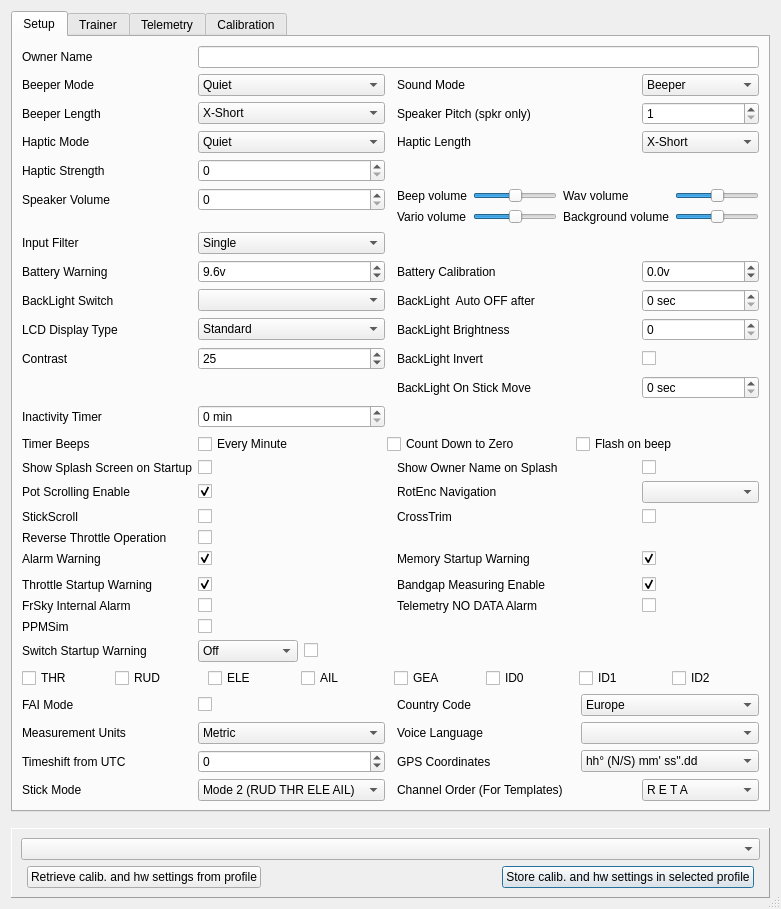
Qt form src/generaledit.ui (roberto1903/companion9x) before a commit.
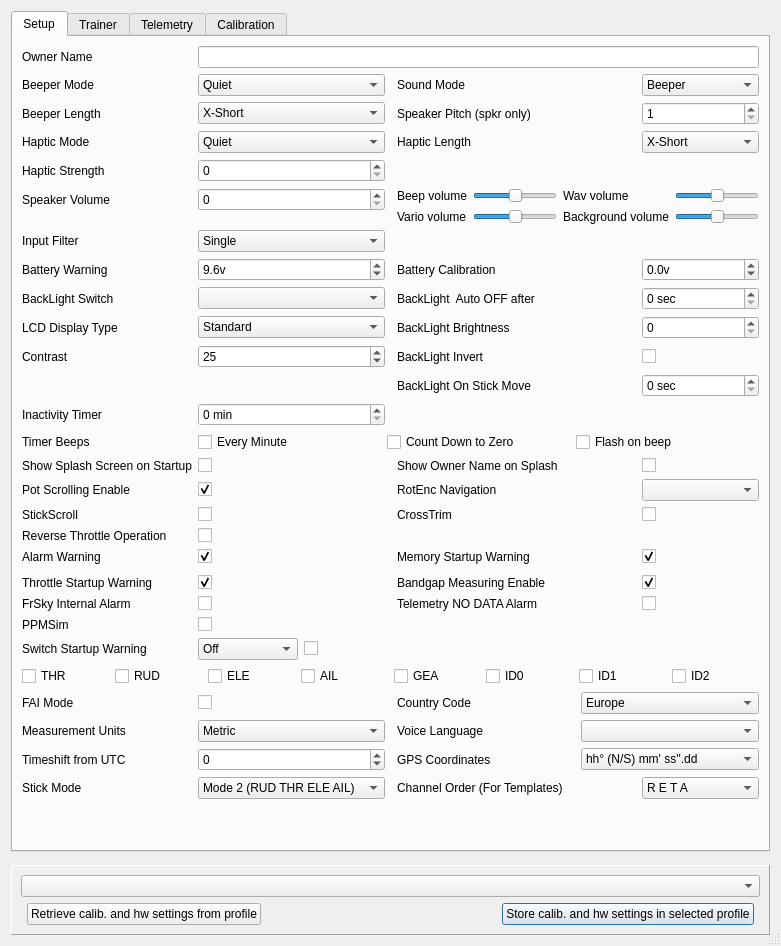
The same form after that commit. The open tabs and pages were chosen to show the change. Icons and pictures are not drawn.

```diff
--- a/src/generaledit.ui
+++ b/src/generaledit.ui
@@ -7,7 +7,7 @@
     <x>0</x>
     <y>0</y>
     <width>781</width>
-    <height>909</height>
+    <height>946</height>
    </rect>
   </property>
   <property name="sizePolicy">
@@ -126,13 +126,13 @@
 These will be relevant for all models in the same EEPROM.</string>
      </property>
      <property name="currentIndex">
-      <number>3</number>
+      <number>0</number>
      </property>
      <widget class="QWidget" name="tabSetup">
       <attribute name="title">
        <string>Setup</string>
       </attribute>
-      <layout class="QGridLayout" name="gridLayout" columnstretch="0,0,0,0,0,0">
+      <layout class="QGridLayout" name="gridLayout" rowstretch="0,0,0,0,0,0,0,0,0,0,0,0,0,0,0,0,0,0,0,0,0,0,0,0,0,0,0,0,0,0,0,0,0,0,0,0,0,0,0,0,0,0,0,0,0,0,0,0,0,1" columnstretch="0,0,0,0,0,0">
        <item row="4" column="3" colspan="2">
         <widget class="QLabel" name="label_speakerPitch">
          <property name="text">
@@ -250,8 +250,41 @@
          </property>
         </widget>
        </item>
+       <item row="48" column="3" colspan="2">
+        <widget class="QLabel" name="label_13">
+         <property name="sizePolicy">
+          <sizepolicy hsizetype="Minimum" vsizetype="Minimum">
+           <horstretch>0</horstretch>
+           <verstretch>0</verstretch>
+          </sizepolicy>
+         </property>
+         <property name="text">
+          <string>Channel Order (For Templates)</string>
+         </property>
+        </widget>
+       </item>
+       <item row="32" column="1" colspan="3">
+        <spacer name="horizontalSpacer">
+         <property name="orientation">
+          <enum>Qt::Horizontal</enum>
+         </property>
+         <property name="sizeHint" stdset="0">
+          <size>
+           <width>40</width>
+           <height>5</height>
+          </size>
+         </property>
+        </spacer>
+       </item>
+       <item row="4" column="0">
+        <widget class="QLabel" name="label_beeperlen">
+         <property name="text">
+          <string>Beeper Length</string>
+         </property>
+        </widget>
+       </item>
        <item row="23" column="0">
-        <widget class="QLabel" name="label_28">
+        <widget class="QLabel" name="label_timers">
          <property name="text">
           <string>Timer Beeps</string>
          </property>
@@ -483,13 +516,6 @@
          </item>
         </widget>
        </item>
-       <item row="4" column="0">
-        <widget class="QLabel" name="label_beeperlen">
-         <property name="text">
-          <string>Beeper Length</string>
-         </property>
-        </widget>
-       </item>
        <item row="47" column="0">
         <widget class="QLabel" name="label_timezone">
          <property name="text">
@@ -984,32 +1010,6 @@
          </property>
         </widget>
        </item>
-       <item row="48" column="3" colspan="2">
-        <widget class="QLabel" name="label_13">
-         <property name="sizePolicy">
-          <sizepolicy hsizetype="Minimum" vsizetype="Minimum">
-           <horstretch>0</horstretch>
-           <verstretch>0</verstretch>
-          </sizepolicy>
-         </property>
-         <property name="text">
-          <string>Channel Order (For Templates)</string>
-         </property>
-        </widget>
-       </item>
-       <item row="32" column="1" colspan="3">
-        <spacer name="horizontalSpacer">
-         <property name="orientation">
-          <enum>Qt::Horizontal</enum>
-         </property>
-         <property name="sizeHint" stdset="0">
-          <size>
-           <width>40</width>
-           <height>5</height>
-          </size>
-         </property>
-        </spacer>
-       </item>
        <item row="23" column="1" colspan="5">
         <layout class="QHBoxLayout" name="horizontalLayout">
          <item>
@@ -1155,6 +1155,19 @@
          </property>
         </widget>
        </item>
+       <item row="47" column="1">
+        <widget class="QSpinBox" name="timezoneSB">
+         <property name="minimum">
+          <number>-14</number>
+         </property>
+         <property name="maximum">
+          <number>12</number>
+         </property>
+         <property name="value">
+          <number>0</number>
+         </property>
+        </widget>
+       </item>
        <item row="6" column="3" colspan="2">
         <widget class="QLabel" name="label_HL">
          <property name="text">
@@ -1211,19 +1224,6 @@
          </item>
         </layout>
        </item>
-       <item row="47" column="1">
-        <widget class="QSpinBox" name="timezoneSB">
-         <property name="minimum">
-          <number>-14</number>
-         </property>
-         <property name="maximum">
-          <number>12</number>
-         </property>
-         <property name="value">
-          <number>0</number>
-         </property>
-        </widget>
-       </item>
        <item row="48" column="1">
         <widget class="QComboBox" name="stickmodeCB">
          <property name="toolTip">
@@ -1368,6 +1368,19 @@
          </property>
         </widget>
        </item>
+       <item row="8" column="1">
+        <widget class="QSpinBox" name="volume_SB">
+         <property name="sizePolicy">
+          <sizepolicy hsizetype="Preferred" vsizetype="Fixed">
+           <horstretch>0</horstretch>
+           <verstretch>0</verstretch>
+          </sizepolicy>
+         </property>
+         <property name="maximum">
+          <number>23</number>
+         </property>
+        </widget>
+       </item>
        <item row="13" column="1">
         <widget class="QDoubleSpinBox" name="battwarningDSB">
          <property name="sizePolicy">
@@ -1430,19 +1443,6 @@
          </item>
         </widget>
        </item>
-       <item row="8" column="1">
-        <widget class="QSpinBox" name="volume_SB">
-         <property name="sizePolicy">
-          <sizepolicy hsizetype="Preferred" vsizetype="Fixed">
-           <horstretch>0</horstretch>
-           <verstretch>0</verstretch>
-          </sizepolicy>
-         </property>
-         <property name="maximum">
-          <number>23</number>
-         </property>
-        </widget>
-       </item>
        <item row="7" column="1">
         <widget class="QSpinBox" name="hapticStrengthSB">
          <property name="sizePolicy">
@@ -1682,6 +1682,19 @@
          </property>
         </widget>
        </item>
+       <item row="49" column="0" colspan="6">
+        <spacer name="verticalSpacer_5">
+         <property name="orientation">
+          <enum>Qt::Vertical</enum>
+         </property>
+         <property name="sizeHint" stdset="0">
+          <size>
+           <width>20</width>
+           <height>40</height>
+          </size>
+         </property>
+        </spacer>
+       </item>
       </layout>
      </widget>
      <widget class="QWidget" name="tabTrainer">
```
